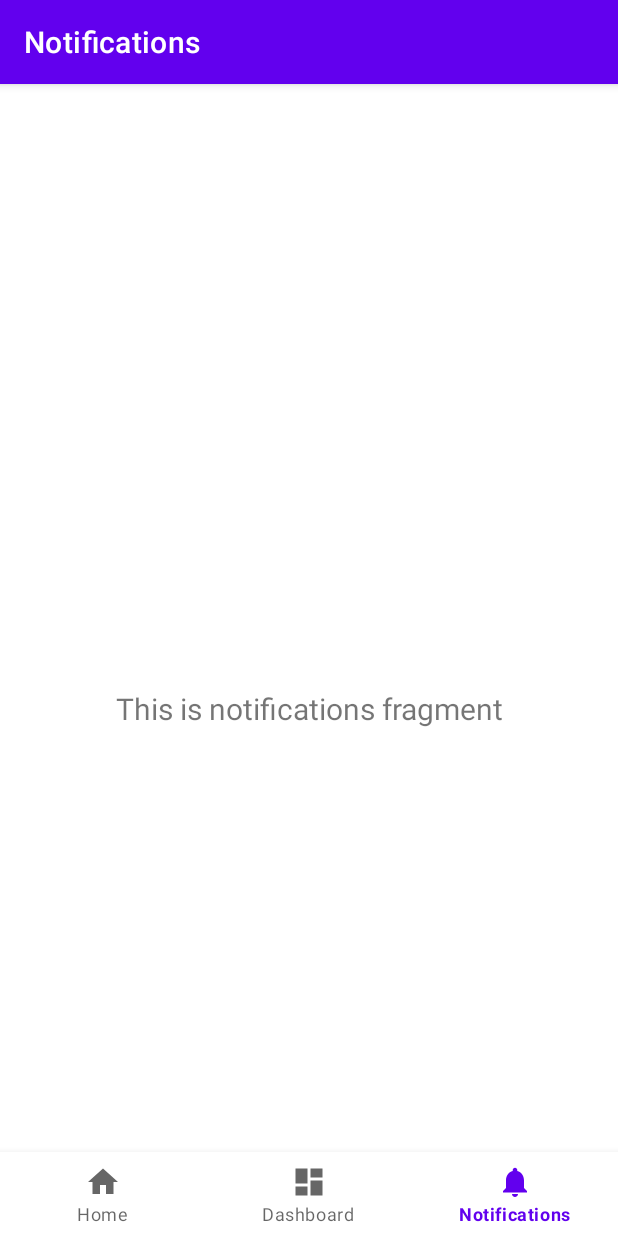
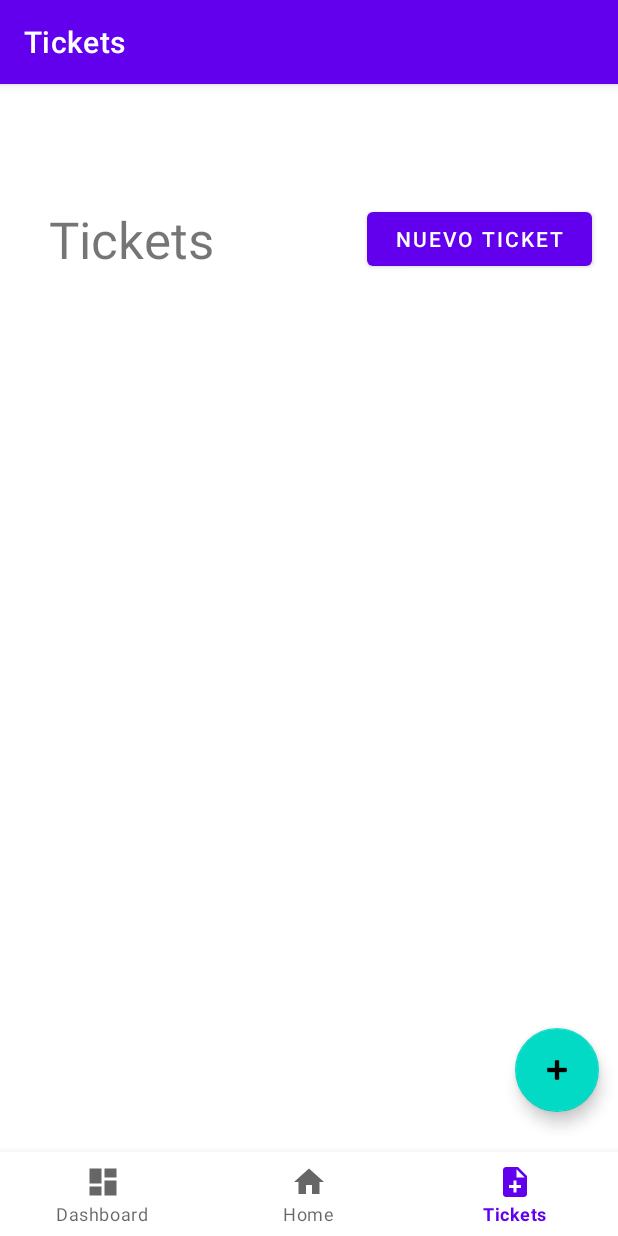
Before and after one commit to LuGuDu/MarketPlanner, an Android app: the screen it shows after launch (MainActivity), item 3 of the bottom bar chosen, on a phone screen of 412 x 824 dp. Run offline under Robolectric (Android 15) with nearby library versions, the phone set to English and light mode, and no system bars; our stand-ins replace navigation-ui.

Commit message:
created ticket view

```diff
--- a/app/src/main/AndroidManifest.xml
+++ b/app/src/main/AndroidManifest.xml
@@ -12,6 +12,15 @@
         android:supportsRtl="true"
         android:theme="@style/Theme.MarketPlanner"
         tools:targetApi="31">
+        <activity
+            android:name=".ui.tickets.TicketsForm"
+            android:exported="false"
+            android:label="@string/title_activity_tickets_form"
+            android:theme="@style/Theme.MarketPlanner.NoActionBar">
+            <meta-data
+                android:name="android.app.lib_name"
+                android:value="" />
+        </activity>
         <activity
             android:name=".MainActivity"
             android:exported="true"
--- a/app/src/main/java/com/lugudu/marketplanner/MainActivity.java
+++ b/app/src/main/java/com/lugudu/marketplanner/MainActivity.java
@@ -27,7 +27,8 @@ public class MainActivity extends AppCompatActivity {
         // Passing each menu ID as a set of Ids because each
         // menu should be considered as top level destinations.
         AppBarConfiguration appBarConfiguration = new AppBarConfiguration.Builder(
-                R.id.navigation_home, R.id.navigation_dashboard, R.id.navigation_notifications)
+                 R.id.navigation_dashboard, R.id.navigation_home, R.id.navigation_notifications,
+                R.id.navigation_tickets)
                 .build();
         NavController navController = Navigation.findNavController(this, R.id.nav_host_fragment_activity_main);
         NavigationUI.setupActionBarWithNavController(this, navController, appBarConfiguration);
--- /dev/null
+++ b/app/src/main/java/com/lugudu/marketplanner/ui/tickets/TicketsForm.java
@@ -0,0 +1,26 @@
+package com.lugudu.marketplanner.ui.tickets;
+
+import androidx.appcompat.app.AppCompatActivity;
+
+import android.content.Intent;
+import android.os.Bundle;
+
+import com.lugudu.marketplanner.MainActivity;
+import com.lugudu.marketplanner.R;
+
+public class TicketsForm extends AppCompatActivity {
+
+    @Override
+    public void onBackPressed() {
+        Intent intent = new Intent(getApplicationContext(), MainActivity.class);
+        startActivity(intent);
+        finish();
+        super.onBackPressed();
+    }
+
+    @Override
+    protected void onCreate(Bundle savedInstanceState) {
+        super.onCreate(savedInstanceState);
+        setContentView(R.layout.activity_tickets_form);
+    }
+}
--- /dev/null
+++ b/app/src/main/java/com/lugudu/marketplanner/ui/tickets/TicketsFragment.java
@@ -0,0 +1,51 @@
+package com.lugudu.marketplanner.ui.tickets;
+
+import android.content.Intent;
+import android.os.Bundle;
+import android.view.LayoutInflater;
+import android.view.View;
+import android.view.ViewGroup;
+import android.widget.Button;
+import android.widget.TextView;
+
+import androidx.annotation.NonNull;
+import androidx.fragment.app.Fragment;
+import androidx.lifecycle.ViewModelProvider;
+
+import com.google.android.material.floatingactionbutton.FloatingActionButton;
+import com.lugudu.marketplanner.R;
+import com.lugudu.marketplanner.databinding.FragmentTicketsBinding;
+
+public class TicketsFragment extends Fragment {
+
+    private FragmentTicketsBinding binding;
+
+    public View onCreateView(@NonNull LayoutInflater inflater,
+                             ViewGroup container, Bundle savedInstanceState) {
+        TicketsViewModel ticketsViewModel =
+                new ViewModelProvider(this).get(TicketsViewModel.class);
+
+        binding = FragmentTicketsBinding.inflate(inflater, container, false);
+        View root = binding.getRoot();
+
+        final TextView textView = binding.textTickets;
+        ticketsViewModel.getText().observe(getViewLifecycleOwner(), textView::setText);
+
+        FloatingActionButton fab_new_ticket = root.findViewById(R.id.fab_new_ticket);
+        fab_new_ticket.setOnClickListener(new View.OnClickListener() {
+            @Override
+            public void onClick(View v) {
+                Intent intent = new Intent(root.getContext().getApplicationContext(), TicketsForm.class);
+                startActivity(intent);
+            }
+        });
+
+        return root;
+    }
+
+    @Override
+    public void onDestroyView() {
+        super.onDestroyView();
+        binding = null;
+    }
+}
--- /dev/null
+++ b/app/src/main/java/com/lugudu/marketplanner/ui/tickets/TicketsViewModel.java
@@ -0,0 +1,19 @@
+package com.lugudu.marketplanner.ui.tickets;
+
+import androidx.lifecycle.LiveData;
+import androidx.lifecycle.MutableLiveData;
+import androidx.lifecycle.ViewModel;
+
+public class TicketsViewModel extends ViewModel {
+
+    private final MutableLiveData<String> mText;
+
+    public TicketsViewModel() {
+        mText = new MutableLiveData<>();
+        mText.setValue("Tickets");
+    }
+
+    public LiveData<String> getText() {
+        return mText;
+    }
+}
--- /dev/null
+++ b/app/src/main/res/drawable/ic_ticket_black_24dp.xml
@@ -0,0 +1,10 @@
+<vector xmlns:android="http://schemas.android.com/apk/res/android"
+    android:width="24dp"
+    android:height="24dp"
+    android:viewportWidth="24.0"
+    android:viewportHeight="24.0"
+    android:tint="#000000">
+    <path
+        android:fillColor="@android:color/white"
+        android:pathData="M14,2L6,2c-1.1,0 -1.99,0.9 -1.99,2L4,20c0,1.1 0.89,2 1.99,2L18,22c1.1,0 2,-0.9 2,-2L20,8l-6,-6zM16,16h-3v3h-2v-3L8,16v-2h3v-3h2v3h3v2zM13,9L13,3.5L18.5,9L13,9z"/>
+</vector>
--- /dev/null
+++ b/app/src/main/res/layout/fragment_tickets.xml
@@ -0,0 +1,80 @@
+<?xml version="1.0" encoding="utf-8"?>
+<androidx.constraintlayout.widget.ConstraintLayout xmlns:android="http://schemas.android.com/apk/res/android"
+    xmlns:app="http://schemas.android.com/apk/res-auto"
+    xmlns:tools="http://schemas.android.com/tools"
+    android:layout_width="match_parent"
+    android:layout_height="match_parent">
+
+    <TextView
+        android:id="@+id/text_tickets"
+        android:layout_width="176dp"
+        android:layout_height="50dp"
+        android:layout_marginStart="8dp"
+        android:layout_marginTop="8dp"
+        android:layout_marginEnd="8dp"
+        android:rotationX="0"
+        android:text="Tickets"
+        android:textAlignment="viewStart"
+        android:textSize="34sp"
+        app:layout_constraintBottom_toBottomOf="parent"
+        app:layout_constraintEnd_toEndOf="parent"
+        app:layout_constraintHorizontal_bias="0.111"
+        app:layout_constraintStart_toStartOf="parent"
+        app:layout_constraintTop_toTopOf="parent"
+        app:layout_constraintVertical_bias="0.025" />
+
+    <LinearLayout
+        android:id="@+id/linearLayout"
+        android:layout_width="403dp"
+        android:layout_height="620dp"
+        android:orientation="vertical"
+        app:layout_constraintBottom_toBottomOf="parent"
+        app:layout_constraintEnd_toEndOf="parent"
+        app:layout_constraintHorizontal_bias="0.495"
+        app:layout_constraintStart_toStartOf="parent"
+        app:layout_constraintTop_toTopOf="parent"
+        app:layout_constraintVertical_bias="0.616">
+
+        <ScrollView
+            android:layout_width="match_parent"
+            android:layout_height="588dp">
+
+            <LinearLayout
+                android:layout_width="match_parent"
+                android:layout_height="wrap_content"
+                android:orientation="vertical">
+
+                <androidx.recyclerview.widget.RecyclerView
+                    android:id="@+id/rv_tickets_list"
+                    android:layout_width="match_parent"
+                    android:layout_height="match_parent" />
+            </LinearLayout>
+        </ScrollView>
+
+    </LinearLayout>
+
+    <Button
+        android:id="@+id/button_new_ticket"
+        android:layout_width="150dp"
+        android:layout_height="48dp"
+        android:text="Nuevo Ticket"
+        app:layout_constraintBottom_toBottomOf="parent"
+        app:layout_constraintEnd_toEndOf="parent"
+        app:layout_constraintHorizontal_bias="0.673"
+        app:layout_constraintStart_toEndOf="@+id/text_tickets"
+        app:layout_constraintTop_toTopOf="parent"
+        app:layout_constraintVertical_bias="0.035" />
+
+    <com.google.android.material.floatingactionbutton.FloatingActionButton
+        android:id="@+id/fab_new_ticket"
+        android:layout_width="wrap_content"
+        android:layout_height="wrap_content"
+        android:clickable="true"
+        app:layout_constraintBottom_toBottomOf="parent"
+        app:layout_constraintEnd_toEndOf="parent"
+        app:layout_constraintHorizontal_bias="0.964"
+        app:layout_constraintStart_toStartOf="parent"
+        app:layout_constraintTop_toTopOf="parent"
+        app:layout_constraintVertical_bias="0.874"
+        app:srcCompat="@android:drawable/ic_input_add" />
+</androidx.constraintlayout.widget.ConstraintLayout>
--- a/app/src/main/res/menu/bottom_nav_menu.xml
+++ b/app/src/main/res/menu/bottom_nav_menu.xml
@@ -1,10 +1,7 @@
 <?xml version="1.0" encoding="utf-8"?>
 <menu xmlns:android="http://schemas.android.com/apk/res/android">
 
-    <item
-        android:id="@+id/navigation_home"
-        android:icon="@drawable/ic_home_black_24dp"
-        android:title="@string/title_home" />
+
 
     <item
         android:id="@+id/navigation_dashboard"
@@ -12,8 +9,18 @@
         android:title="@string/title_dashboard" />
 
     <item
+        android:id="@+id/navigation_home"
+        android:icon="@drawable/ic_home_black_24dp"
+        android:title="@string/title_home" />
+
+    <!--<item
         android:id="@+id/navigation_notifications"
         android:icon="@drawable/ic_notifications_black_24dp"
-        android:title="@string/title_notifications" />
+        android:title="@string/title_notifications" />-->
+
+    <item
+        android:id="@+id/navigation_tickets"
+        android:icon="@drawable/ic_ticket_black_24dp"
+        android:title="@string/title_tickets" />
 
 </menu>
--- a/app/src/main/res/navigation/mobile_navigation.xml
+++ b/app/src/main/res/navigation/mobile_navigation.xml
@@ -12,6 +12,12 @@
         tools:layout="@layout/fragment_home" />
 
     <fragment
+        android:id="@+id/navigation_tickets"
+        android:name="com.lugudu.marketplanner.ui.tickets.TicketsFragment"
+        android:label="@string/title_tickets"
+        tools:layout="@layout/fragment_tickets" />
+
+    <fragment
         android:id="@+id/navigation_dashboard"
         android:name="com.lugudu.marketplanner.ui.dashboard.DashboardFragment"
         android:label="@string/title_dashboard"
--- /dev/null
+++ b/app/src/main/res/values-land/dimens.xml
@@ -0,0 +1,3 @@
+<resources>
+      <dimen name="fab_margin">48dp</dimen>
+   </resources>
--- /dev/null
+++ b/app/src/main/res/values-w1240dp/dimens.xml
@@ -0,0 +1,3 @@
+<resources>
+      <dimen name="fab_margin">200dp</dimen>
+   </resources>
--- /dev/null
+++ b/app/src/main/res/values-w600dp/dimens.xml
@@ -0,0 +1,3 @@
+<resources>
+      <dimen name="fab_margin">48dp</dimen>
+   </resources>
--- a/app/src/main/res/values/dimens.xml
+++ b/app/src/main/res/values/dimens.xml
@@ -2,4 +2,5 @@
     <!-- Default screen margins, per the Android Design guidelines. -->
     <dimen name="activity_horizontal_margin">16dp</dimen>
     <dimen name="activity_vertical_margin">16dp</dimen>
+    <dimen name="fab_margin">16dp</dimen>
 </resources>
--- a/app/src/main/res/values/strings.xml
+++ b/app/src/main/res/values/strings.xml
@@ -3,4 +3,6 @@
     <string name="title_home">Home</string>
     <string name="title_dashboard">Dashboard</string>
     <string name="title_notifications">Notifications</string>
+    <string name="title_tickets">Tickets</string>
+    <string name="title_activity_tickets_form">TicketsForm</string>
 </resources>
--- a/app/src/main/res/values/themes.xml
+++ b/app/src/main/res/values/themes.xml
@@ -13,4 +13,11 @@
         <item name="android:statusBarColor">?attr/colorPrimaryVariant</item>
         <!-- Customize your theme here. -->
     </style>
+    <style name="Theme.MarketPlanner.NoActionBar">
+        <item name="windowActionBar">false</item>
+        <item name="windowNoTitle">true</item>
+    </style>
+    <style name="Theme.MarketPlanner.AppBarOverlay"
+        parent="ThemeOverlay.AppCompat.Dark.ActionBar" />
+    <style name="Theme.MarketPlanner.PopupOverlay" parent="ThemeOverlay.AppCompat.Light" />
 </resources>
```
Also changed, not shown: app/src/debug/ic_shopping_bag_black-playstore.png (added), app/src/debug/ic_ticket_black-playstore.png (added), app/src/main/res/layout/activity_tickets_form.xml (renamed from app/src/main/res/layout/activity_ticket_form.xml).
